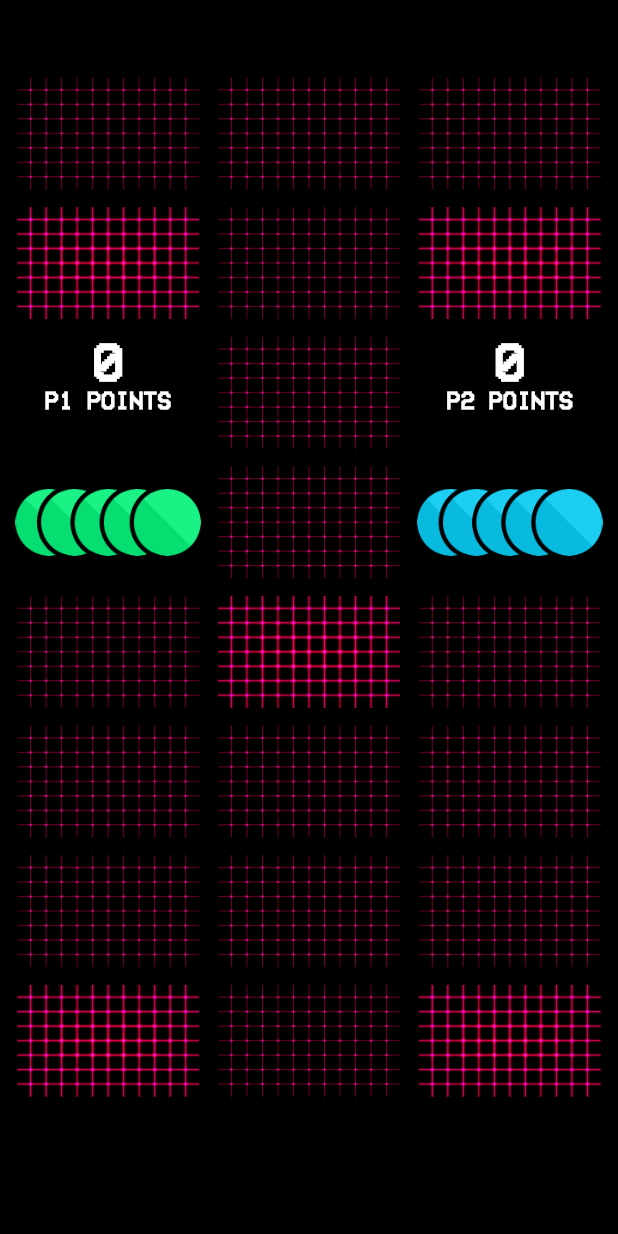
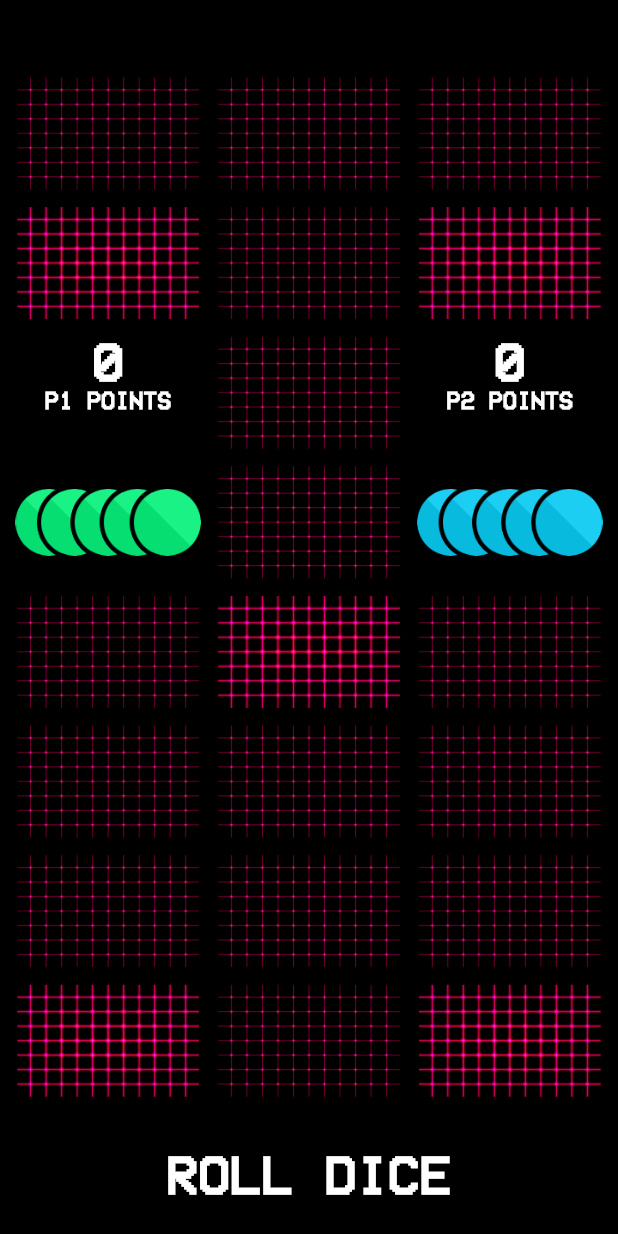
Before and after one commit to annamunhoz/royalgameofur, a Flutter app: the screen it shows after launch, after a tap on "Start a new Game", on a phone screen of 412 x 824 dp. Run offline on Flutter 3.47's test engine with Material 2 defaults, Android fonts, the phone set to English and light mode, and no system bars; our stand-ins replace rxdart.

Commit message:
add roll dice feature

```diff
--- a/lib/presentation/scenes/game/game_bloc.dart
+++ b/lib/presentation/scenes/game/game_bloc.dart
@@ -14,12 +14,12 @@ class GameBloc {
         Rx.merge([
           _onMovePieceController.stream,
         ]).flatMap(_clickToMove).listen(_onNewStateController.add),
+      )
+      ..add(
+        Rx.merge([
+          _onRollDiceController.stream,
+        ]).flatMap(_rollDice).listen(_onNewStateController.add),
       );
-//      ..add(
-//        Rx.merge([
-//          _onRollDiceController.stream,
-//        ]).switchMap((_) => _rollDice).listen(_onNewStateController.add),
-//      );
   }
 
   final UrGame urGame;
@@ -32,8 +32,8 @@ class GameBloc {
   final _onMovePieceController = BehaviorSubject<int>();
   Sink<int> get onMovePiece => _onMovePieceController.sink;
 
-  final _onRollDiceController = BehaviorSubject<void>();
-  Sink<void> get onRollDice => _onRollDiceController.sink;
+  final _onRollDiceController = BehaviorSubject<int>();
+  Sink<int> get onRollDice => _onRollDiceController.sink;
 
   Stream<GameStates> _gameState() async* {
     try {
@@ -64,9 +64,18 @@ class GameBloc {
       );
   }}
 
-  Stream<GameStates> _rollDice() async* {
+  Stream<GameStates> _rollDice(aaa) async* {
     urGame.rollDice();
+    if (urGame.finished) {
+      yield GameOver(urGame.getWinnerPlayer());
+    } else {
+      yield Game(
+        boardMap: urGame.getBoardMap(),
+        currentPlayer: urGame.currentPlayer,
+        hasRolledDice: urGame.hasRolledDice,
+      );
   }
+}
 
   void dispose() {
     _onNewStateController.close();
@@ -74,9 +83,3 @@ class GameBloc {
     _onRollDiceController.close();
   }
 }
-
-extension AddToCompositeSubscriptionExtension<T> on StreamSubscription<T> {
-  /// Adds this subscription to composite container for subscriptions.
-  void addTo(CompositeSubscription compositeSubscription) =>
-      compositeSubscription.add(this);
-}
--- a/lib/presentation/scenes/game/game_page.dart
+++ b/lib/presentation/scenes/game/game_page.dart
@@ -137,10 +137,7 @@ class _GamePageState extends State<GamePage> {
                             ),
                           ],
                         )),
-                    Container(
-                      color: AppColors.backgroundGameColor,
-                      height: dataDevice.size.height * 0.10,
-                    ),
+                    _RollDice(snapshotData.hasRolledDice, widget.bloc),
                   ],
                 );
               }
@@ -150,6 +147,48 @@ class _GamePageState extends State<GamePage> {
     );
   }
 }
+
+class _RollDice extends StatelessWidget {
+  const _RollDice(this.hasRolledDice, this.bloc);
+
+  final bool hasRolledDice;
+  final GameBloc bloc;
+
+  @override
+  Widget build(BuildContext context) {
+    final dataDevice = MediaQuery.of(context);
+
+    return Container(
+        color: AppColors.backgroundGameColor,
+        height: dataDevice.size.height * 0.10,
+        child: hasRolledDice
+            ?  Center(
+              child: Text('- 2 -',
+          style: TextStyle(
+              fontFamily: 'VCR_OSD',
+              color: Colors.white,
+              fontWeight: FontWeight.bold,
+              fontSize: 36,
+          ),
+        ),
+            )
+            : GestureDetector(
+          onTap: () => bloc.onRollDice.add(null),
+          child: Center(
+            child: Text('ROLL DICE',
+            style: TextStyle(
+              fontFamily: 'VCR_OSD',
+              color: Colors.white,
+              fontWeight: FontWeight.bold,
+              fontSize: 36,
+            ),
+        ),
+          ),
+      ),
+    );
+  }
+}
+
 
 class _TileUI extends StatelessWidget {
   const _TileUI(this.tile, this.bloc) : assert(tile != null);
@@ -255,10 +294,7 @@ class _InitialTile extends StatelessWidget {
       ? GestureDetector(
         onTap: () => bloc.onMovePiece.add(tile.trackIndex),
         child: tileContainer
-      ) : InkWell(
-        onTap: () => bloc.onMovePiece.add(tile.trackIndex),
-        child: tileContainer
-    );
+      ) : tileContainer;
   }
 }
 
```
Also changed, not shown: domain/lib/entities/ur_game.dart (+5 -4 lines).
